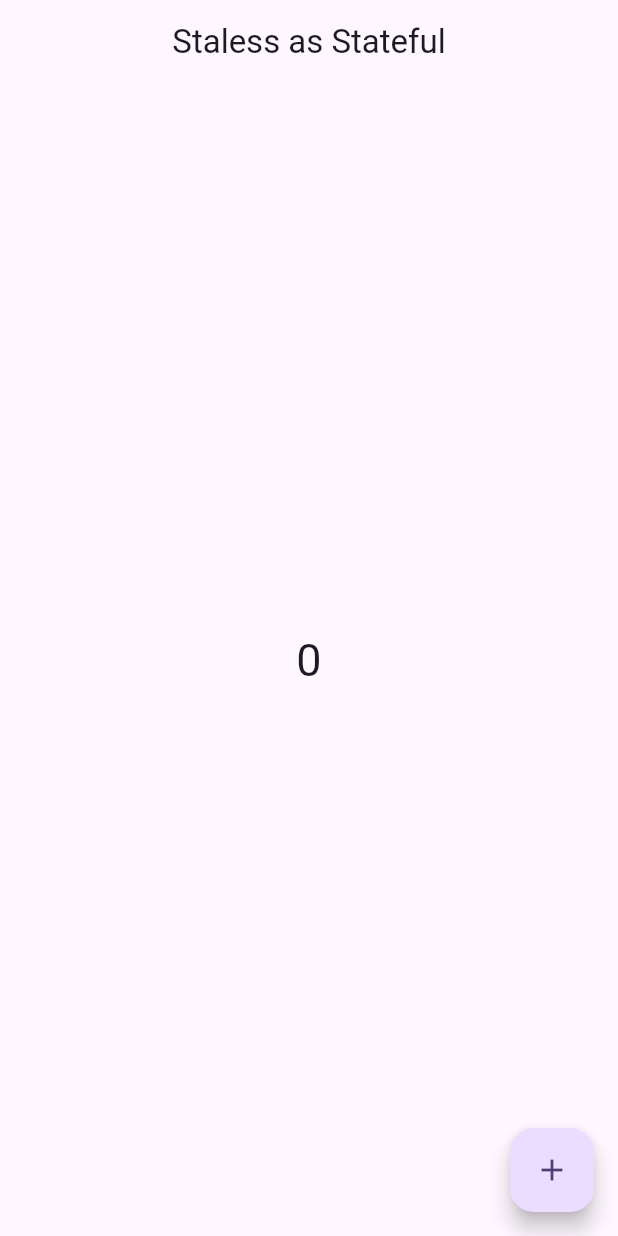
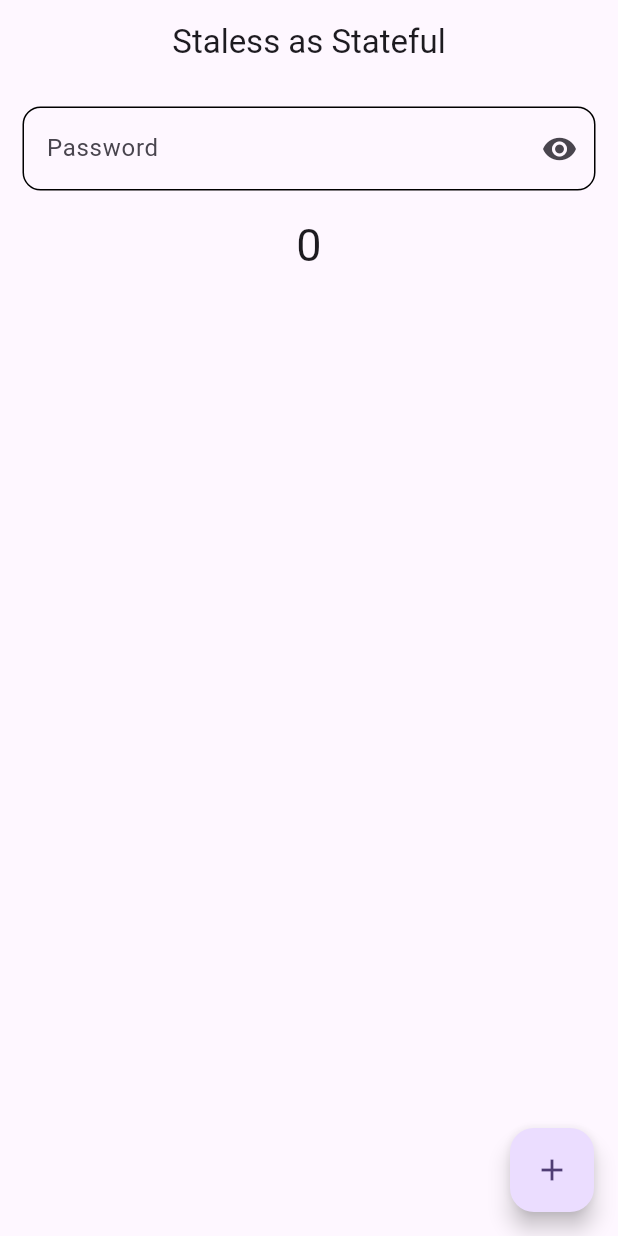
Before and after one commit to zainsh098/flutter_provider_series, a Flutter app: the screen it shows after launch, on a phone screen of 412 x 824 dp. Run offline on Flutter 3.47's test engine with Material 2 defaults, Android fonts, the phone set to English and light mode, and no system bars.

Commit message:
Value Notifier Added

```diff
--- a/lib/screen/Notify.dart
+++ b/lib/screen/Notify.dart
@@ -6,7 +6,7 @@ class Notify extends StatelessWidget {
 
 
   ValueNotifier<int > _counter=ValueNotifier<int>(0);
-
+  ValueNotifier<bool> _toggle=ValueNotifier<bool>(false);
   @override
   Widget build(BuildContext context) {
     print('builds');
@@ -14,7 +14,55 @@ class Notify extends StatelessWidget {
       appBar: AppBar(
         title: Text('Staless as Stateful',),centerTitle: true,
       ),
-       body:Center(
+       body:Column(
+         children: [
+
+
+           ValueListenableBuilder(
+               valueListenable: _toggle,
+               builder: (context,value,child)
+           {
+             return Padding(
+               padding: const EdgeInsets.all(15.0),
+               child: TextFormField(
+                 obscureText: _toggle.value,
+
+                 decoration: InputDecoration(
+                   enabled: true,
+                   hintText:'Password ',
+                   enabledBorder: OutlineInputBorder(
+                     borderRadius: BorderRadius.circular(12),
+                   ), suffixIcon:InkWell(
+
+                     onTap: () {
+                       _toggle.value=!_toggle.value;
+
+
+                     },
+
+                     child: Icon(_toggle.value ? Icons.visibility_off  :Icons.visibility )),
+
+
+
+
+
+                 ),
+
+
+
+
+
+
+               ),
+
+
+             );
+
+           }),
+
+
+
+           Center(
              child: ValueListenableBuilder(
                  valueListenable: _counter,
                  builder: (context,value,child)
@@ -23,6 +71,12 @@ class Notify extends StatelessWidget {
 
 
                  }),
+
+           ),
+
+
+         ],
+
 
        ),
 
```
Lines whose indentation alone changed are shown as unchanged.
